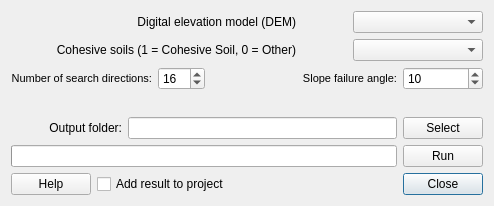
First picture: the form in psf_dialog_base.ui, repository biglimp/PotentialSlopeFailure, before the edit.
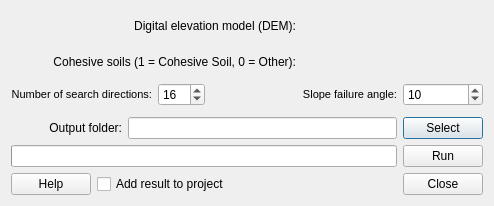
Second picture: the form after the edit.

```diff
--- a/psf_dialog_base.ui
+++ b/psf_dialog_base.ui
@@ -14,41 +14,7 @@
    <string>Potential Slope Failure</string>
   </property>
   <layout class="QGridLayout" name="gridLayout">
-   <item row="6" column="8">
-    <widget class="QPushButton" name="pushButton">
-     <property name="text">
-      <string>Close</string>
-     </property>
-    </widget>
-   </item>
-   <item row="6" column="1" colspan="7">
-    <widget class="QCheckBox" name="checkBoxIntoCanvas">
-     <property name="enabled">
-      <bool>true</bool>
-     </property>
-     <property name="text">
-      <string>Add result to project</string>
-     </property>
-    </widget>
-   </item>
-   <item row="6" column="0">
-    <widget class="QPushButton" name="pushButtonHelp">
-     <property name="text">
-      <string>Help</string>
-     </property>
-    </widget>
-   </item>
-   <item row="5" column="8">
-    <widget class="QPushButton" name="runButton">
-     <property name="cursor">
-      <cursorShape>ArrowCursor</cursorShape>
-     </property>
-     <property name="text">
-      <string>Run</string>
-     </property>
-    </widget>
-   </item>
-   <item row="5" column="0" colspan="8">
+   <item row="8" column="0" colspan="8">
     <widget class="QProgressBar" name="progressBar">
      <property name="value">
       <number>0</number>
@@ -58,14 +24,55 @@
      </property>
     </widget>
    </item>
-   <item row="4" column="8">
+   <item row="5" column="6" colspan="2">
+    <widget class="QLabel" name="label_5">
+     <property name="text">
+      <string>&lt;!DOCTYPE HTML PUBLIC &quot;-//W3C//DTD HTML 4.0//EN&quot; &quot;http://www.w3.org/TR/REC-html40/strict.dtd&quot;&gt;
+&lt;html&gt;&lt;head&gt;&lt;meta name=&quot;qrichtext&quot; content=&quot;1&quot; /&gt;&lt;style type=&quot;text/css&quot;&gt;
+p, li { white-space: pre-wrap; }
+&lt;/style&gt;&lt;/head&gt;&lt;body style=&quot; font-family:'MS Shell Dlg 2'; font-size:8pt; font-weight:400; font-style:normal;&quot;&gt;
+&lt;p style=&quot; margin-top:0px; margin-bottom:0px; margin-left:0px; margin-right:0px; -qt-block-indent:0; text-indent:0px;&quot;&gt;Slope failure angle:&lt;/p&gt;&lt;/body&gt;&lt;/html&gt;</string>
+     </property>
+     <property name="alignment">
+      <set>Qt::AlignRight|Qt::AlignTrailing|Qt::AlignVCenter</set>
+     </property>
+    </widget>
+   </item>
+   <item row="7" column="8">
     <widget class="QPushButton" name="pushButtonSave">
      <property name="text">
       <string>Select</string>
      </property>
     </widget>
    </item>
-   <item row="4" column="0" colspan="2">
+   <item row="5" column="0" colspan="3">
+    <widget class="QLabel" name="label_8">
+     <property name="text">
+      <string>&lt;!DOCTYPE HTML PUBLIC &quot;-//W3C//DTD HTML 4.0//EN&quot; &quot;http://www.w3.org/TR/REC-html40/strict.dtd&quot;&gt;
+&lt;html&gt;&lt;head&gt;&lt;meta name=&quot;qrichtext&quot; content=&quot;1&quot; /&gt;&lt;style type=&quot;text/css&quot;&gt;
+p, li { white-space: pre-wrap; }
+&lt;/style&gt;&lt;/head&gt;&lt;body style=&quot; font-family:'MS Shell Dlg 2'; font-size:8pt; font-weight:400; font-style:normal;&quot;&gt;
+&lt;p style=&quot; margin-top:0px; margin-bottom:0px; margin-left:0px; margin-right:0px; -qt-block-indent:0; text-indent:0px;&quot;&gt;Number of search directions:&lt;/p&gt;&lt;/body&gt;&lt;/html&gt;</string>
+     </property>
+     <property name="alignment">
+      <set>Qt::AlignRight|Qt::AlignTrailing|Qt::AlignVCenter</set>
+     </property>
+    </widget>
+   </item>
+   <item row="5" column="5">
+    <spacer name="horizontalSpacer">
+     <property name="orientation">
+      <enum>Qt::Horizontal</enum>
+     </property>
+     <property name="sizeHint" stdset="0">
+      <size>
+       <width>40</width>
+       <height>20</height>
+      </size>
+     </property>
+    </spacer>
+   </item>
+   <item row="7" column="0" colspan="2">
     <widget class="QLabel" name="label_4">
      <property name="text">
       <string>Output folder:</string>
@@ -75,7 +82,52 @@
      </property>
     </widget>
    </item>
-   <item row="2" column="8">
+   <item row="9" column="8">
+    <widget class="QPushButton" name="pushButton">
+     <property name="text">
+      <string>Close</string>
+     </property>
+    </widget>
+   </item>
+   <item row="9" column="1" colspan="7">
+    <widget class="QCheckBox" name="checkBoxIntoCanvas">
+     <property name="enabled">
+      <bool>true</bool>
+     </property>
+     <property name="text">
+      <string>Add result to project</string>
+     </property>
+    </widget>
+   </item>
+   <item row="2" column="6" colspan="3">
+    <widget class="QWidget" name="widgetSOIL" native="true">
+     <property name="minimumSize">
+      <size>
+       <width>175</width>
+       <height>30</height>
+      </size>
+     </property>
+     <layout class="QGridLayout" name="gridLayout_3"/>
+    </widget>
+   </item>
+   <item row="8" column="8">
+    <widget class="QPushButton" name="runButton">
+     <property name="cursor">
+      <cursorShape>ArrowCursor</cursorShape>
+     </property>
+     <property name="text">
+      <string>Run</string>
+     </property>
+    </widget>
+   </item>
+   <item row="9" column="0">
+    <widget class="QPushButton" name="pushButtonHelp">
+     <property name="text">
+      <string>Help</string>
+     </property>
+    </widget>
+   </item>
+   <item row="5" column="8">
     <widget class="QSpinBox" name="spinBoxAlt">
      <property name="enabled">
       <bool>true</bool>
@@ -88,21 +140,7 @@
      </property>
     </widget>
    </item>
-   <item row="2" column="6" colspan="2">
-    <widget class="QLabel" name="label_5">
-     <property name="text">
-      <string>&lt;!DOCTYPE HTML PUBLIC &quot;-//W3C//DTD HTML 4.0//EN&quot; &quot;http://www.w3.org/TR/REC-html40/strict.dtd&quot;&gt;
-&lt;html&gt;&lt;head&gt;&lt;meta name=&quot;qrichtext&quot; content=&quot;1&quot; /&gt;&lt;style type=&quot;text/css&quot;&gt;
-p, li { white-space: pre-wrap; }
-&lt;/style&gt;&lt;/head&gt;&lt;body style=&quot; font-family:'MS Shell Dlg 2'; font-size:8pt; font-weight:400; font-style:normal;&quot;&gt;
-&lt;p style=&quot; margin-top:0px; margin-bottom:0px; margin-left:0px; margin-right:0px; -qt-block-indent:0; text-indent:0px;&quot;&gt;Slope failure angle:&lt;/p&gt;&lt;/body&gt;&lt;/html&gt;</string>
-     </property>
-     <property name="alignment">
-      <set>Qt::AlignRight|Qt::AlignTrailing|Qt::AlignVCenter</set>
-     </property>
-    </widget>
-   </item>
-   <item row="2" column="3" colspan="2">
+   <item row="5" column="3" colspan="2">
     <widget class="QSpinBox" name="spinBoxIter">
      <property name="enabled">
       <bool>true</bool>
@@ -115,21 +153,7 @@
      </property>
     </widget>
    </item>
-   <item row="2" column="0" colspan="3">
-    <widget class="QLabel" name="label_8">
-     <property name="text">
-      <string>&lt;!DOCTYPE HTML PUBLIC &quot;-//W3C//DTD HTML 4.0//EN&quot; &quot;http://www.w3.org/TR/REC-html40/strict.dtd&quot;&gt;
-&lt;html&gt;&lt;head&gt;&lt;meta name=&quot;qrichtext&quot; content=&quot;1&quot; /&gt;&lt;style type=&quot;text/css&quot;&gt;
-p, li { white-space: pre-wrap; }
-&lt;/style&gt;&lt;/head&gt;&lt;body style=&quot; font-family:'MS Shell Dlg 2'; font-size:8pt; font-weight:400; font-style:normal;&quot;&gt;
-&lt;p style=&quot; margin-top:0px; margin-bottom:0px; margin-left:0px; margin-right:0px; -qt-block-indent:0; text-indent:0px;&quot;&gt;Number of search directions:&lt;/p&gt;&lt;/body&gt;&lt;/html&gt;</string>
-     </property>
-     <property name="alignment">
-      <set>Qt::AlignRight|Qt::AlignTrailing|Qt::AlignVCenter</set>
-     </property>
-    </widget>
-   </item>
-   <item row="3" column="3">
+   <item row="6" column="3">
     <spacer name="verticalSpacer">
      <property name="orientation">
       <enum>Qt::Vertical</enum>
@@ -142,47 +166,42 @@
      </property>
     </spacer>
    </item>
-   <item row="2" column="5">
-    <spacer name="horizontalSpacer">
-     <property name="orientation">
-      <enum>Qt::Horizontal</enum>
-     </property>
-     <property name="sizeHint" stdset="0">
-      <size>
-       <width>40</width>
-       <height>20</height>
-      </size>
-     </property>
-    </spacer>
-   </item>
-   <item row="4" column="2" colspan="6">
+   <item row="7" column="2" colspan="6">
     <widget class="QLineEdit" name="textOutput"/>
    </item>
-   <item row="0" column="0" colspan="6">
-    <widget class="QLabel" name="label">
-     <property name="text">
-      <string>Digital elevation model (DEM)</string>
+   <item row="1" column="6" colspan="3">
+    <widget class="QWidget" name="widgetDEM" native="true">
+     <property name="minimumSize">
+      <size>
+       <width>175</width>
+       <height>30</height>
+      </size>
      </property>
-     <property name="alignment">
-      <set>Qt::AlignRight|Qt::AlignTrailing|Qt::AlignVCenter</set>
+     <property name="layoutDirection">
+      <enum>Qt::LeftToRight</enum>
      </property>
+     <layout class="QGridLayout" name="gridLayout_2"/>
     </widget>
    </item>
-   <item row="1" column="0" colspan="6">
+   <item row="2" column="0" colspan="6">
     <widget class="QLabel" name="label_2">
      <property name="text">
-      <string>Cohesive soils (1 = Cohesive Soil, 0 = Other)</string>
+      <string>Cohesive soils (1 = Cohesive Soil, 0 = Other):</string>
      </property>
      <property name="alignment">
       <set>Qt::AlignRight|Qt::AlignTrailing|Qt::AlignVCenter</set>
      </property>
     </widget>
    </item>
-   <item row="0" column="7" colspan="2">
-    <widget class="QComboBox" name="comboBoxDem"/>
-   </item>
-   <item row="1" column="7" colspan="2">
-    <widget class="QComboBox" name="comboBoxSoil"/>
+   <item row="1" column="0" colspan="6">
+    <widget class="QLabel" name="label">
+     <property name="text">
+      <string>Digital elevation model (DEM):</string>
+     </property>
+     <property name="alignment">
+      <set>Qt::AlignRight|Qt::AlignTrailing|Qt::AlignVCenter</set>
+     </property>
+    </widget>
    </item>
   </layout>
  </widget>
```
